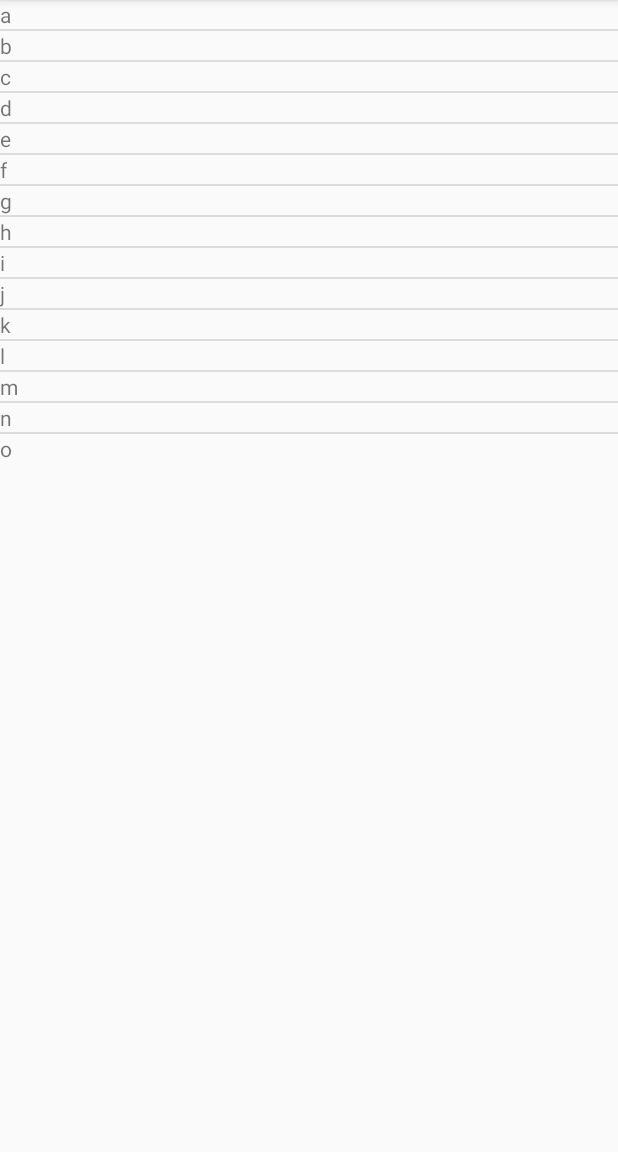
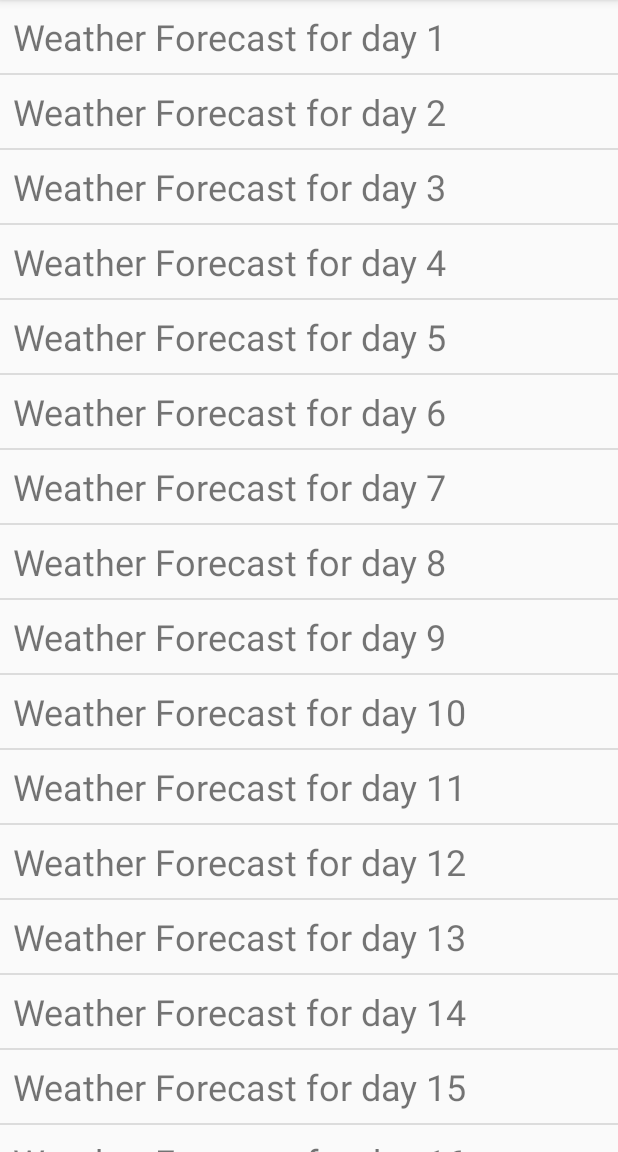
Before and after one commit to marcopredicatori/MySunshine, an Android app: the screen it shows after launch (MainActivity), on a phone screen of 412 x 824 dp, the part 84-1236 px from its top. Run offline under Robolectric (Android 15) with nearby library versions, the phone set to English and light mode, and no system bars.

Commit message:
List shown correctly, still without fragment.

```diff
--- a/app/src/main/java/it/iochiamo/android/mysunshine/MainActivity.java
+++ b/app/src/main/java/it/iochiamo/android/mysunshine/MainActivity.java
@@ -29,27 +29,25 @@ public class MainActivity extends AppCompatActivity {
 
     void fakeData() {
 
-        String[] data = {
-            "a", "b", "c", "d", "e", "f", "g", "h", "i", "j", "k", "l", "m", "n", "o"
-        };
+        ArrayList<String> weekForecastArray = new ArrayList<>();
 
-        List<String> weekForecast = new ArrayList<>(Arrays.asList(data));
+        int i = 0;
+        while (i<40) {
+            weekForecastArray.add("Weather Forecast for day "+Integer.toString(i+1));
+            //Log.i("Inserted arraylist el. "+Integer.toString(i),weekForecastArray.get(i));
+            i++;
+        }
 
         mForecastAdapter =
                 new ArrayAdapter<String>(
                         this, // The current context (this activity)
                         R.layout.list_item_forecast, // The name of the layout ID.
                         R.id.list_item_forecast_textview, // The ID of the textview to populate.
-                        weekForecast);
+                        weekForecastArray);
 
-        Log.i("conta", Integer.toString(mForecastAdapter.getCount()));
-
-        Log.i("x","1111111111111111111111");
         ListView listView = (ListView) findViewById(R.id.listview_forecast);
-        Log.i("x","22222222222222222222222");
 
         listView.setAdapter(mForecastAdapter);
-        Log.i("x","3333333333333333333333333");
 
     }
 }
--- a/app/src/main/res/layout/list_item_forecast.xml
+++ b/app/src/main/res/layout/list_item_forecast.xml
@@ -3,7 +3,10 @@
           xmlns:android="http://schemas.android.com/apk/res/android"
           android:layout_width="wrap_content"
           android:layout_height="wrap_content"
-          android:text="@string/app_name"
+          android:textAlignment="center"
+          android:textSize="@dimen/list_element_font_size"
+          android:typeface="normal"
+          android:padding="@dimen/list_element_padding"
     >
 
 </TextView>
--- /dev/null
+++ b/app/src/main/res/values/dimens.xml
@@ -0,0 +1,5 @@
+<?xml version="1.0" encoding="utf-8"?>
+<resources>
+    <dimen name="list_element_font_size">24sp</dimen>
+    <dimen name="list_element_padding">8sp</dimen>
+</resources>
```
